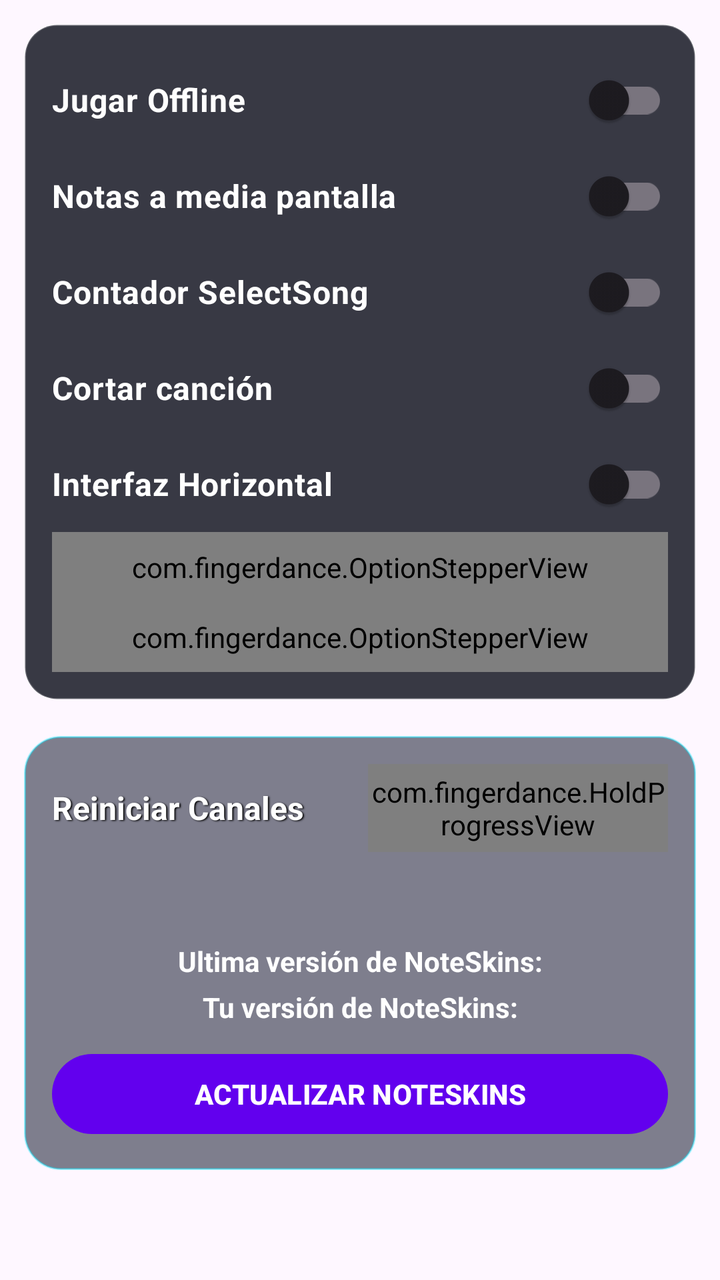
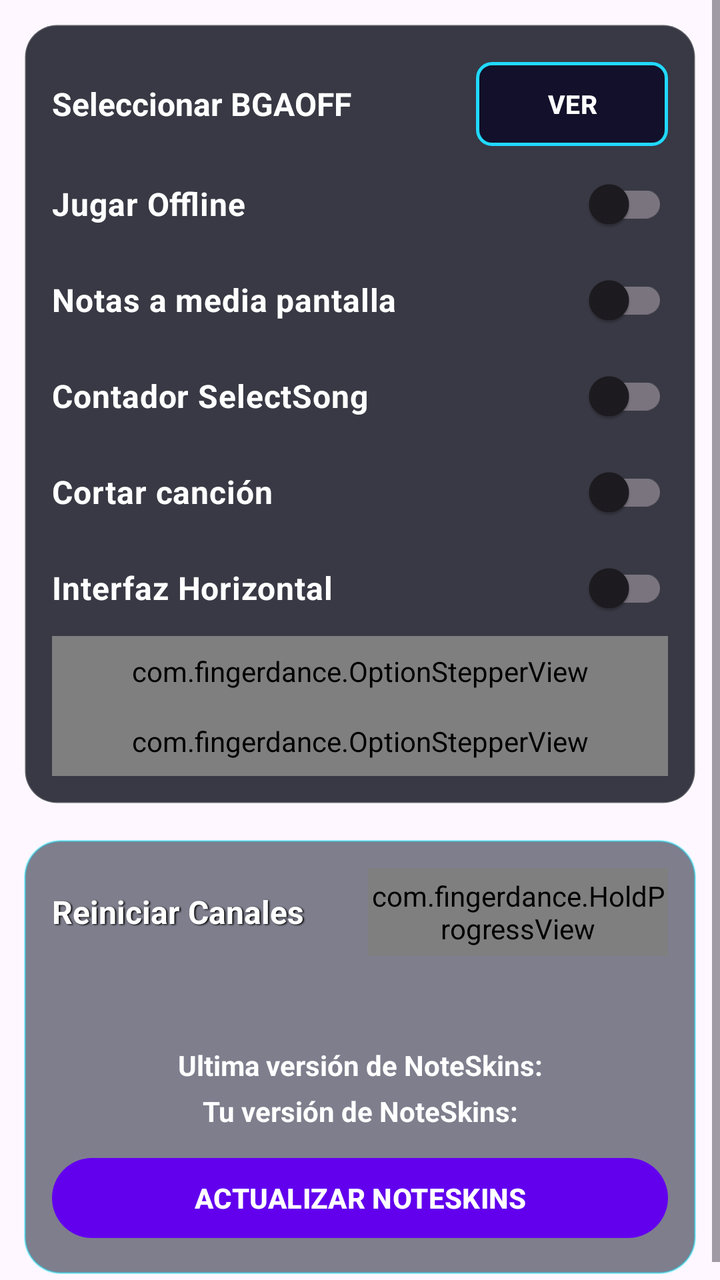

Before-and-after screenshots of an Android layout around one commit, followed by the original layout XML and the change that was made.
<!-- AndroidManifest.xml: application theme Theme.FingerDance -->
<!-- res/layout/options_settings.xml -->
<?xml version="1.0" encoding="utf-8"?>
<ScrollView xmlns:android="http://schemas.android.com/apk/res/android" xmlns:app="http://schemas.android.com/apk/res-auto"
    xmlns:tools="http://schemas.android.com/tools"
    android:layout_width="match_parent" android:layout_height="match_parent" android:fillViewport="true">
    <androidx.constraintlayout.widget.ConstraintLayout android:id="@+id/constraintBG" android:layout_width="match_parent" android:layout_height="wrap_content" android:padding="12dp">

        <LinearLayout
            android:id="@+id/gameplaySettingsPanel"
            android:layout_width="0dp"
            android:layout_height="wrap_content"
            android:background="@drawable/fd_panel_dark"
            android:orientation="vertical"
            android:padding="14dp"
            app:layout_constraintEnd_toEndOf="parent"
            app:layout_constraintStart_toStartOf="parent"
            app:layout_constraintTop_toTopOf="parent">

            <androidx.appcompat.widget.SwitchCompat
                android:id="@+id/btnOffline"
                style="@style/FingerDanceSwitch"
                android:text="Jugar Offline" />

            <androidx.appcompat.widget.SwitchCompat
                android:id="@+id/btnNoteMidLine"
                style="@style/FingerDanceSwitch"
                android:text="Notas a media pantalla" />

            <androidx.appcompat.widget.SwitchCompat
                android:id="@+id/btnNoCounter"
                style="@style/FingerDanceSwitch"
                android:text="Contador SelectSong" />

            <androidx.appcompat.widget.SwitchCompat
                android:id="@+id/btnBreakSong"
                style="@style/FingerDanceSwitch"
                android:text="Cortar canción" />

            <androidx.appcompat.widget.SwitchCompat
                android:id="@+id/btnHorizontalMode"
                style="@style/FingerDanceSwitch"
                android:text="Interfaz Horizontal" />

            <com.fingerdance.OptionStepperView
                android:id="@+id/optionOrientationSingle"
                android:layout_width="match_parent"
                android:layout_height="wrap_content"
                android:paddingTop="8dp"
                android:paddingBottom="8dp"
                app:optionTitle="Orientacion Single"
                app:optionDefaultIndex="0"
                app:optionTitleColor="#FFFFFF"
                app:optionTitleSize="16dp"
                app:optionTitleStyle="bold"
                app:optionTextColor="#FFFFFF"
                app:optionTextSize="11dp"
                app:optionTextStyle="bold" />

            <com.fingerdance.OptionStepperView
                android:id="@+id/optionOrientationHalf"
                android:layout_width="match_parent"
                android:layout_height="wrap_content"
                android:paddingTop="8dp"
                android:paddingBottom="8dp"
                app:optionTitle="Orientacion HalfDouble"
                app:optionDefaultIndex="0"
                app:optionTitleColor="#FFFFFF"
                app:optionTitleSize="16dp"
                app:optionTitleStyle="bold"
                app:optionTextColor="#FFFFFF"
                app:optionTextSize="11dp"
                app:optionTextStyle="bold" />

        </LinearLayout>

        <LinearLayout
            android:id="@+id/resourcesPanel"
            android:layout_width="0dp"
            android:layout_height="wrap_content"
            android:layout_marginTop="18dp"
            android:background="@drawable/fd_panel_glass"
            android:orientation="vertical"
            android:padding="14dp"
            app:layout_constraintEnd_toEndOf="parent"
            app:layout_constraintStart_toStartOf="parent"
            app:layout_constraintTop_toBottomOf="@+id/gameplaySettingsPanel">

            <LinearLayout
                android:layout_width="match_parent"
                android:layout_height="wrap_content"
                android:gravity="center_vertical"
                android:orientation="horizontal">

                <TextView
                    android:id="@+id/txResetChannels"
                    android:layout_width="0dp"
                    android:layout_height="44dp"
                    android:layout_weight="1"
                    android:gravity="center_vertical"
                    android:shadowColor="#000000"
                    android:shadowDx="1.5"
                    android:shadowDy="1.3"
                    android:shadowRadius="1.6"
                    android:text="Reiniciar Canales"
                    android:textColor="#FFFFFF"
                    android:textSize="16sp"
                    android:textStyle="bold" />

                <com.fingerdance.HoldProgressView
                    android:id="@+id/holdProgress"
                    android:layout_width="150dp"
                    android:layout_height="44dp"
                    android:layout_marginStart="10dp" />
            </LinearLayout>

            <TextView
                android:id="@+id/txVersionNoteSkin"
                android:layout_width="match_parent"
                android:layout_height="wrap_content"
                android:layout_marginTop="45dp"
                android:gravity="center"
                android:text="Ultima versión de NoteSkins:"
                android:textColor="#FFFFFF"
                android:textStyle="bold" />

            <TextView
                android:id="@+id/txMyVersionNoteSkin"
                android:layout_width="match_parent"
                android:layout_height="wrap_content"
                android:layout_marginTop="4dp"
                android:gravity="center"
                android:text="Tu versión de NoteSkins:"
                android:textColor="#FFFFFF"
                android:textStyle="bold" />

            <Button
                android:id="@+id/btnUptadeNoteSkin"
                android:layout_width="match_parent"
                android:layout_height="48dp"
                android:layout_marginTop="10dp"
                android:text="ACTUALIZAR NOTESKINS"
                android:textColor="#FFFFFF"
                android:textStyle="bold" />
        </LinearLayout>
    </androidx.constraintlayout.widget.ConstraintLayout>
</ScrollView>
<!-- resources referenced by this layout -->
<resources>
  <!-- drawable fd_panel_dark (drawable) -->
  <?xml version="1.0" encoding="utf-8"?>
  <shape xmlns:android="http://schemas.android.com/apk/res/android"><solid android:color="#CC070A16"/><stroke android:width="1dp" android:color="#33FFFFFF"/><corners android:radius="16dp"/></shape>
  <!-- drawable fd_panel_glass (drawable) -->
  <?xml version="1.0" encoding="utf-8"?>
  <shape
      xmlns:android="http://schemas.android.com/apk/res/android">
      <solid
          android:color="#8810162A"/>
          <stroke
              android:width="1dp"
              android:color="#6600E5FF"/>
          <corners
              android:radius="18dp"/>
          <padding
              android:left="8dp"
              android:top="8dp"
              android:right="8dp"
              android:bottom="8dp"/>
  </shape>
  <style name="FingerDanceSwitch">
          <item name="android:layout_width">match_parent</item>
          <item name="android:layout_height">wrap_content</item>
          <item name="android:textColor">#FFFFFF</item>
          <item name="android:textSize">16dp</item>
          <item name="android:textStyle">bold</item>
          <item name="android:paddingTop">8dp</item>
          <item name="android:paddingBottom">8dp</item>
      </style>
  <style name="Theme.FingerDance" parent="Theme.Material3.DayNight.NoActionBar">
          
          <item name="colorPrimary">@color/purple_500</item>
          <item name="colorPrimaryVariant">@color/purple_700</item>
          <item name="colorOnPrimary">@color/white</item>
          
          <item name="colorSecondary">@color/teal_200</item>
          <item name="colorSecondaryVariant">@color/teal_700</item>
          <item name="colorOnSecondary">@color/black</item>
          
          <item name="android:statusBarColor">?attr/colorPrimaryVariant</item>
          
      </style>
  <color name="purple_500">#FF6200EE</color>
  <color name="purple_700">#FF3700B3</color>
  <color name="white">#FFFFFFFF</color>
  <color name="teal_200">#FF03DAC5</color>
  <color name="teal_700">#FF018786</color>
  <color name="black">#FF000000</color>
</resources>

<!-- the commit's change to res/layout/options_settings.xml (unified diff, before → after) -->
@@ -1,145 +1,361 @@
 <?xml version="1.0" encoding="utf-8"?>
-<ScrollView xmlns:android="http://schemas.android.com/apk/res/android" xmlns:app="http://schemas.android.com/apk/res-auto"
+<FrameLayout
+    xmlns:android="http://schemas.android.com/apk/res/android"
+    xmlns:app="http://schemas.android.com/apk/res-auto"
     xmlns:tools="http://schemas.android.com/tools"
-    android:layout_width="match_parent" android:layout_height="match_parent" android:fillViewport="true">
-    <androidx.constraintlayout.widget.ConstraintLayout android:id="@+id/constraintBG" android:layout_width="match_parent" android:layout_height="wrap_content" android:padding="12dp">
-
-        <LinearLayout
-            android:id="@+id/gameplaySettingsPanel"
-            android:layout_width="0dp"
+    android:layout_width="match_parent"
+    android:layout_height="match_parent">
+
+    
+    
+    
+
+    <ScrollView
+        android:id="@+id/settingsScroll"
+        android:layout_width="match_parent"
+        android:layout_height="match_parent"
+        android:fillViewport="true">
+
+        <androidx.constraintlayout.widget.ConstraintLayout
+            android:id="@+id/constraintBG"
+            android:layout_width="match_parent"
             android:layout_height="wrap_content"
-            android:background="@drawable/fd_panel_dark"
-            android:orientation="vertical"
-            android:padding="14dp"
-            app:layout_constraintEnd_toEndOf="parent"
-            app:layout_constraintStart_toStartOf="parent"
-            app:layout_constraintTop_toTopOf="parent">
-
-            <androidx.appcompat.widget.SwitchCompat
-                android:id="@+id/btnOffline"
-                style="@style/FingerDanceSwitch"
-                android:text="Jugar Offline" />
-
-            <androidx.appcompat.widget.SwitchCompat
-                android:id="@+id/btnNoteMidLine"
-                style="@style/FingerDanceSwitch"
-                android:text="Notas a media pantalla" />
-
-            <androidx.appcompat.widget.SwitchCompat
-                android:id="@+id/btnNoCounter"
-                style="@style/FingerDanceSwitch"
-                android:text="Contador SelectSong" />
-
-            <androidx.appcompat.widget.SwitchCompat
-                android:id="@+id/btnBreakSong"
-                style="@style/FingerDanceSwitch"
-                android:text="Cortar canción" />
-
-            <androidx.appcompat.widget.SwitchCompat
-                android:id="@+id/btnHorizontalMode"
-                style="@style/FingerDanceSwitch"
-                android:text="Interfaz Horizontal" />
-
-            <com.fingerdance.OptionStepperView
-                android:id="@+id/optionOrientationSingle"
+            android:padding="12dp">
+
+            <LinearLayout
+                android:id="@+id/gameplaySettingsPanel"
+                android:layout_width="0dp"
+                android:layout_height="wrap_content"
+                android:background="@drawable/fd_panel_dark"
+                android:orientation="vertical"
+                android:padding="14dp"
+                app:layout_constraintEnd_toEndOf="parent"
+                app:layout_constraintStart_toStartOf="parent"
+                app:layout_constraintTop_toTopOf="parent">
+
+
+                
+                
+                
+
+                <LinearLayout
+                    android:id="@+id/layoutBgaOff"
+                    android:layout_width="match_parent"
+                    android:layout_height="52dp"
+                    android:gravity="center_vertical"
+                    android:orientation="horizontal">
+
+                    <TextView
+                        android:id="@+id/txBgaOff"
+                        android:layout_width="0dp"
+                        android:layout_height="match_parent"
+                        android:layout_weight="1"
+                        android:gravity="center_vertical"
+                        android:text="Seleccionar BGAOFF"
+                        android:textColor="#FFFFFF"
+                        android:textSize="16sp"
+                        android:textStyle="bold" />
+
+                    <com.google.android.material.button.MaterialButton
+                        android:id="@+id/btnViewBgaOff"
+                        android:layout_width="96dp"
+                        android:layout_height="42dp"
+                        android:text="VER"
+                        android:textAllCaps="true"
+                        android:textColor="#FFFFFF"
+                        android:textSize="13sp"
+                        android:textStyle="bold"
+                        android:insetTop="0dp"
+                        android:insetBottom="0dp"
+                        app:backgroundTint="#12102A"
+                        app:cornerRadius="8dp"
+                        app:strokeColor="#21D9FF"
+                        app:strokeWidth="1.5dp" />
+
+                </LinearLayout>
+
+
+                
+                <androidx.appcompat.widget.SwitchCompat
+                    android:id="@+id/btnOffline"
+                    style="@style/FingerDanceSwitch"
+                    android:text="Jugar Offline" />
+
+                <androidx.appcompat.widget.SwitchCompat
+                    android:id="@+id/btnNoteMidLine"
+                    style="@style/FingerDanceSwitch"
+                    android:text="Notas a media pantalla" />
+
+                <androidx.appcompat.widget.SwitchCompat
+                    android:id="@+id/btnNoCounter"
+                    style="@style/FingerDanceSwitch"
+                    android:text="Contador SelectSong" />
+
+                <androidx.appcompat.widget.SwitchCompat
+                    android:id="@+id/btnBreakSong"
+                    style="@style/FingerDanceSwitch"
+                    android:text="Cortar canción" />
+
+                <androidx.appcompat.widget.SwitchCompat
+                    android:id="@+id/btnHorizontalMode"
+                    style="@style/FingerDanceSwitch"
+                    android:text="Interfaz Horizontal" />
+
+                <com.fingerdance.OptionStepperView
+                    android:id="@+id/optionOrientationSingle"
+                    android:layout_width="match_parent"
+                    android:layout_height="wrap_content"
+                    android:paddingTop="8dp"
+                    android:paddingBottom="8dp"
+                    app:optionTitle="Orientacion Single"
+                    app:optionDefaultIndex="0"
+                    app:optionTitleColor="#FFFFFF"
+                    app:optionTitleSize="16dp"
+                    app:optionTitleStyle="bold"
+                    app:optionTextColor="#FFFFFF"
+                    app:optionTextSize="11dp"
+                    app:optionTextStyle="bold" />
+
+                <com.fingerdance.OptionStepperView
+                    android:id="@+id/optionOrientationHalf"
+                    android:layout_width="match_parent"
+                    android:layout_height="wrap_content"
+                    android:paddingTop="8dp"
+                    android:paddingBottom="8dp"
+                    app:optionTitle="Orientacion HalfDouble"
+                    app:optionDefaultIndex="0"
+                    app:optionTitleColor="#FFFFFF"
+                    app:optionTitleSize="16dp"
+                    app:optionTitleStyle="bold"
+                    app:optionTextColor="#FFFFFF"
+                    app:optionTextSize="11dp"
+                    app:optionTextStyle="bold" />
+
+            </LinearLayout>
+
+
+            
+
+            <LinearLayout
+                android:id="@+id/resourcesPanel"
+                android:layout_width="0dp"
+                android:layout_height="wrap_content"
+                android:layout_marginTop="18dp"
+                android:background="@drawable/fd_panel_glass"
+                android:orientation="vertical"
+                android:padding="14dp"
+                app:layout_constraintEnd_toEndOf="parent"
+                app:layout_constraintStart_toStartOf="parent"
+                app:layout_constraintTop_toBottomOf="@+id/gameplaySettingsPanel">
+
+                <LinearLayout
+                    android:layout_width="match_parent"
+                    android:layout_height="wrap_content"
+                    android:gravity="center_vertical"
+                    android:orientation="horizontal">
+
+                    <TextView
+                        android:id="@+id/txResetChannels"
+                        android:layout_width="0dp"
+                        android:layout_height="44dp"
+                        android:layout_weight="1"
+                        android:gravity="center_vertical"
+                        android:shadowColor="#000000"
+                        android:shadowDx="1.5"
+                        android:shadowDy="1.3"
+                        android:shadowRadius="1.6"
+                        android:text="Reiniciar Canales"
+                        android:textColor="#FFFFFF"
+                        android:textSize="16sp"
+                        android:textStyle="bold" />
+
+                    <com.fingerdance.HoldProgressView
+                        android:id="@+id/holdProgress"
+                        android:layout_width="150dp"
+                        android:layout_height="44dp"
+                        android:layout_marginStart="10dp" />
+                </LinearLayout>
+
+                <TextView
+                    android:id="@+id/txVersionNoteSkin"
+                    android:layout_width="match_parent"
+                    android:layout_height="wrap_content"
+                    android:layout_marginTop="45dp"
+                    android:gravity="center"
+                    android:text="Ultima versión de NoteSkins:"
+                    android:textColor="#FFFFFF"
+                    android:textStyle="bold" />
+
+                <TextView
+                    android:id="@+id/txMyVersionNoteSkin"
+                    android:layout_width="match_parent"
+                    android:layout_height="wrap_content"
+                    android:layout_marginTop="4dp"
+                    android:gravity="center"
+                    android:text="Tu versión de NoteSkins:"
+                    android:textColor="#FFFFFF"
+                    android:textStyle="bold" />
+
+                <Button
+                    android:id="@+id/btnUptadeNoteSkin"
+                    android:layout_width="match_parent"
+                    android:layout_height="48dp"
+                    android:layout_marginTop="10dp"
+                    android:text="ACTUALIZAR NOTESKINS"
+                    android:textColor="#FFFFFF"
+                    android:textStyle="bold" />
+            </LinearLayout>
+
+        </androidx.constraintlayout.widget.ConstraintLayout>
+
+    </ScrollView>
+
+
+    
+    
+    
+
+    <FrameLayout
+        android:id="@+id/bgaGalleryOverlay"
+        android:layout_width="match_parent"
+        android:layout_height="match_parent"
+        android:background="#D9000000"
+        android:clickable="true"
+        android:focusable="true"
+        android:visibility="gone">
+
+
+        
+        
+        
+
+        <androidx.constraintlayout.widget.ConstraintLayout
+            android:id="@+id/bgaGalleryContent"
+            android:layout_width="match_parent"
+            android:layout_height="match_parent"
+            android:padding="22dp">
+
+            <TextView
+                android:id="@+id/txGalleryTitle"
+                android:layout_width="wrap_content"
+                android:layout_height="wrap_content"
+                android:text="SELECCIONAR BGAOFF"
+                android:textColor="#FFFFFF"
+                android:textSize="20sp"
+                android:textStyle="bold"
+                app:layout_constraintEnd_toEndOf="parent"
+                app:layout_constraintStart_toStartOf="parent"
+                app:layout_constraintTop_toTopOf="parent" />
+
+            <androidx.recyclerview.widget.RecyclerView
+                android:id="@+id/recyclerBgas"
+                android:layout_width="0dp"
+                android:layout_height="0dp"
+                android:layout_marginTop="16dp"
+                android:clipToPadding="false"
+                android:paddingBottom="120dp"
+                app:layout_constraintBottom_toTopOf="@+id/btnCloseBgaGallery"
+                app:layout_constraintEnd_toEndOf="parent"
+                app:layout_constraintStart_toStartOf="parent"
+                app:layout_constraintTop_toBottomOf="@+id/txGalleryTitle" />
+
+
+            <com.google.android.material.button.MaterialButton
+                android:id="@+id/btnRandomBga"
+                android:layout_width="220dp"
+                android:layout_height="48dp"
+                android:layout_marginBottom="10dp"
+                android:insetTop="0dp"
+                android:insetBottom="0dp"
+                android:text="ALEATORIO"
+                android:textColor="#FFFFFF"
+                android:textSize="13sp"
+                android:textStyle="bold"
+                android:elevation="8dp"
+                app:backgroundTint="#101425"
+                app:cornerRadius="8dp"
+                app:strokeColor="#20DFFF"
+                app:strokeWidth="1.5dp"
+                app:layout_constraintBottom_toTopOf="@+id/btnCloseBgaGallery"
+                app:layout_constraintEnd_toEndOf="parent"
+                app:layout_constraintStart_toStartOf="parent" />
+
+
+            <com.google.android.material.button.MaterialButton
+                android:id="@+id/btnCloseBgaGallery"
+                android:layout_width="220dp"
+                android:layout_height="48dp"
+                android:layout_marginBottom="6dp"
+                android:insetTop="0dp"
+                android:insetBottom="0dp"
+                android:text="CERRAR"
+                android:textColor="#FFFFFF"
+                android:textSize="13sp"
+                android:textStyle="bold"
+                android:elevation="8dp"
+                app:backgroundTint="#101425"
+                app:cornerRadius="8dp"
+                app:strokeColor="#20DFFF"
+                app:strokeWidth="1.5dp"
+                app:layout_constraintBottom_toBottomOf="parent"
+                app:layout_constraintEnd_toEndOf="parent"
+                app:layout_constraintStart_toStartOf="parent" />
+
+        </androidx.constraintlayout.widget.ConstraintLayout>
+
+
+        
+        
+        
+
+        <FrameLayout
+            android:id="@+id/bgaPreviewContent"
+            android:layout_width="match_parent"
+            android:layout_height="match_parent"
+            android:background="#FF000000"
+            android:visibility="gone">
+
+            <TextureView
+                android:id="@+id/videoBgaPreview"
                 android:layout_width="match_parent"
-                android:layout_height="wrap_content"
-                android:paddingTop="8dp"
-                android:paddingBottom="8dp"
-                app:optionTitle="Orientacion Single"
-                app:optionDefaultIndex="0"
-                app:optionTitleColor="#FFFFFF"
-                app:optionTitleSize="16dp"
-                app:optionTitleStyle="bold"
-                app:optionTextColor="#FFFFFF"
-                app:optionTextSize="11dp"
-                app:optionTextStyle="bold" />
-
-            <com.fingerdance.OptionStepperView
-                android:id="@+id/optionOrientationHalf"
-                android:layout_width="match_parent"
-                android:layout_height="wrap_content"
-                android:paddingTop="8dp"
-                android:paddingBottom="8dp"
-                app:optionTitle="Orientacion HalfDouble"
-                app:optionDefaultIndex="0"
-                app:optionTitleColor="#FFFFFF"
-                app:optionTitleSize="16dp"
-                app:optionTitleStyle="bold"
-                app:optionTextColor="#FFFFFF"
-                app:optionTextSize="11dp"
-                app:optionTextStyle="bold" />
-
-        </LinearLayout>
-
-        <LinearLayout
-            android:id="@+id/resourcesPanel"
-            android:layout_width="0dp"
-            android:layout_height="wrap_content"
-            android:layout_marginTop="18dp"
-            android:background="@drawable/fd_panel_glass"
-            android:orientation="vertical"
-            android:padding="14dp"
-            app:layout_constraintEnd_toEndOf="parent"
-            app:layout_constraintStart_toStartOf="parent"
-            app:layout_constraintTop_toBottomOf="@+id/gameplaySettingsPanel">
-
-            <LinearLayout
-                android:layout_width="match_parent"
-                android:layout_height="wrap_content"
-                android:gravity="center_vertical"
-                android:orientation="horizontal">
-
-                <TextView
-                    android:id="@+id/txResetChannels"
-                    android:layout_width="0dp"
-                    android:layout_height="44dp"
-                    android:layout_weight="1"
-                    android:gravity="center_vertical"
-                    android:shadowColor="#000000"
-                    android:shadowDx="1.5"
-                    android:shadowDy="1.3"
-                    android:shadowRadius="1.6"
-                    android:text="Reiniciar Canales"
-                    android:textColor="#FFFFFF"
-                    android:textSize="16sp"
-                    android:textStyle="bold" />
-
-                <com.fingerdance.HoldProgressView
-                    android:id="@+id/holdProgress"
-                    android:layout_width="150dp"
-                    android:layout_height="44dp"
-                    android:layout_marginStart="10dp" />
-            </LinearLayout>
-
-            <TextView
-                android:id="@+id/txVersionNoteSkin"
-                android:layout_width="match_parent"
-                android:layout_height="wrap_content"
-                android:layout_marginTop="45dp"
-                android:gravity="center"
-                android:text="Ultima versión de NoteSkins:"
-                android:textColor="#FFFFFF"
-                android:textStyle="bold" />
-
-            <TextView
-                android:id="@+id/txMyVersionNoteSkin"
-                android:layout_width="match_parent"
-                android:layout_height="wrap_content"
-                android:layout_marginTop="4dp"
-                android:gravity="center"
-                android:text="Tu versión de NoteSkins:"
-                android:textColor="#FFFFFF"
-                android:textStyle="bold" />
-
-            <Button
-                android:id="@+id/btnUptadeNoteSkin"
-                android:layout_width="match_parent"
-                android:layout_height="48dp"
-                android:layout_marginTop="10dp"
-                android:text="ACTUALIZAR NOTESKINS"
-                android:textColor="#FFFFFF"
-                android:textStyle="bold" />
-        </LinearLayout>
-    </androidx.constraintlayout.widget.ConstraintLayout>
-</ScrollView>
+                android:layout_height="match_parent"
+                android:layout_gravity="center" />
+
+            <com.google.android.material.button.MaterialButton
+                android:id="@+id/btnBackBgaPreview"
+                android:layout_width="120dp"
+                android:layout_height="46dp"
+                android:layout_gravity="top|start"
+                android:layout_margin="20dp"
+                android:insetTop="0dp"
+                android:insetBottom="0dp"
+                android:text="VOLVER"
+                android:textColor="#FFFFFF"
+                android:textStyle="bold"
+                app:backgroundTint="#101425"
+                app:cornerRadius="8dp"
+                app:strokeColor="#20DFFF"
+                app:strokeWidth="1.5dp" />
+
+            <com.google.android.material.button.MaterialButton
+                android:id="@+id/btnSelectBga"
+                android:layout_width="220dp"
+                android:layout_height="52dp"
+                android:layout_gravity="bottom|center_horizontal"
+                android:layout_marginBottom="26dp"
+                android:insetTop="0dp"
+                android:insetBottom="0dp"
+                android:text="SELECCIONAR"
+                android:textColor="#FFFFFF"
+                android:textSize="14sp"
+                android:textStyle="bold"
+                app:backgroundTint="#16102A"
+                app:cornerRadius="10dp"
+                app:strokeColor="#FF2BC2"
+                app:strokeWidth="2dp" />
+
+        </FrameLayout>
+
+    </FrameLayout>
+
+</FrameLayout>
